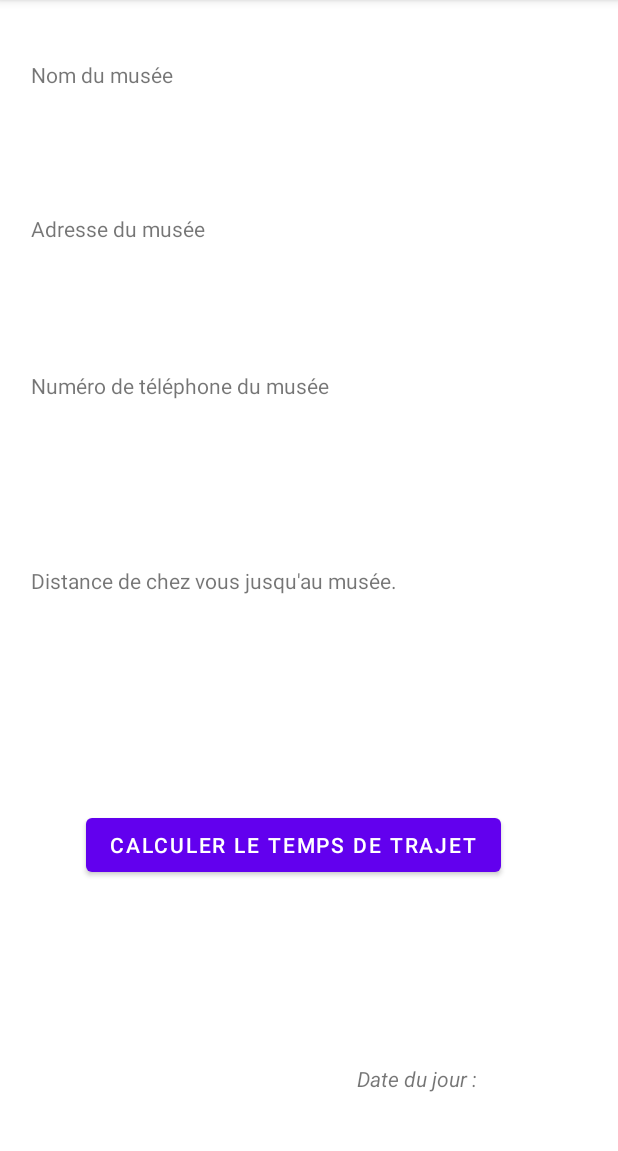
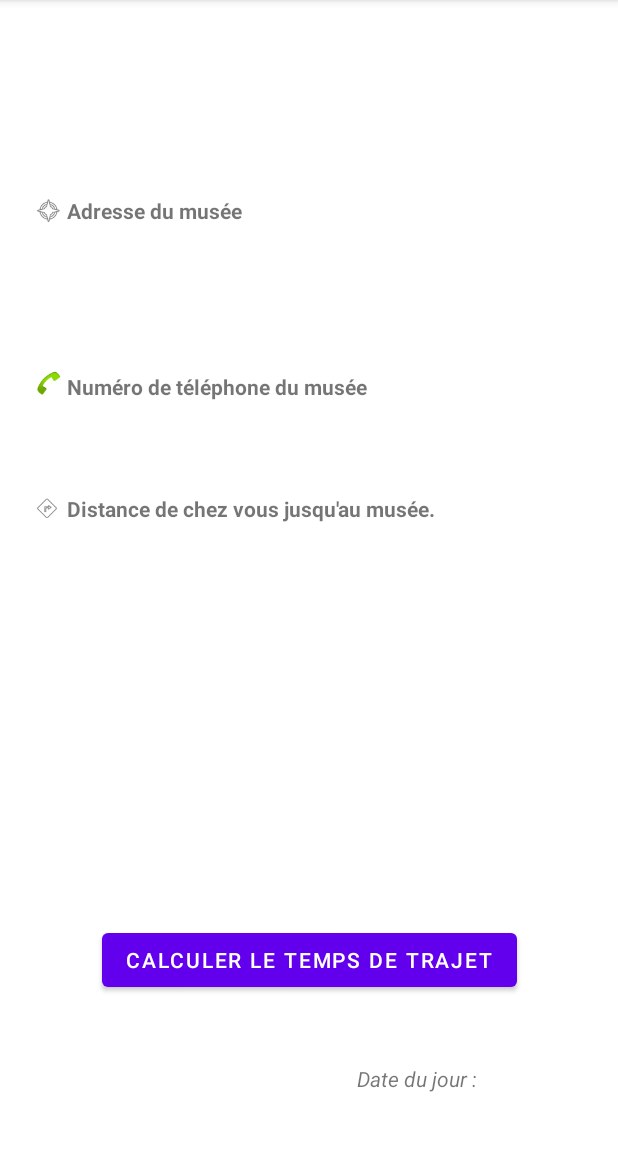
Before and after one commit to nag763/android-baley-labeye, an Android app: the MuseumReaderActivity screen opened directly, with no data from a screen before it, on a phone screen of 412 x 824 dp, the part 84-1235 px from its top. Run offline under Robolectric (Android 15) with nearby library versions, the phone set to English and light mode, and no system bars; our stand-ins replace Firebase (no records; nobody signed in at launch, a user with empty details on screens opened directly); libraries missing offline, so code that uses them is left out: com.squareup.okhttp; 1 statement that could not run was skipped.

Commit message:
End of MuseumReader activity

```diff
--- a/app/src/main/java/com/ticandroid/baley_labeye/activities/MuseumReaderActivity.java
+++ b/app/src/main/java/com/ticandroid/baley_labeye/activities/MuseumReaderActivity.java
@@ -1,6 +1,8 @@
 package com.ticandroid.baley_labeye.activities;
 
 import android.Manifest;
+import android.content.Context;
+import android.content.Intent;
 import android.content.pm.PackageManager;
 import android.content.res.Resources;
 import android.location.Location;
@@ -8,6 +10,7 @@ import android.location.LocationListener;
 import android.location.LocationManager;
 import android.os.Build;
 import android.os.Bundle;
+import android.text.SpannableString;
 import android.util.Log;
 import android.view.View;
 import android.widget.Button;
@@ -72,6 +75,8 @@ public class MuseumReaderActivity extends AppCompatActivity {
     private transient Button refreshButton;
     /** Museum bean fetched from remote firestore instance **/
     private transient MuseumBean museumBean;
+    /** Current context of the application **/
+    private transient Context context;
 
     /**
      *  Location listener used to get our user position
@@ -106,7 +111,7 @@ public class MuseumReaderActivity extends AppCompatActivity {
         } else {
             mLocationManager.requestLocationUpdates(LocationManager.GPS_PROVIDER, 1000, 1, mLocationListener);
             textToDisplay = res.getString(R.string.waiting_for_service);
-            refreshButton.setVisibility(View.GONE);
+            refreshButton.setVisibility(View.INVISIBLE);
         }
         ((TextView) findViewById(R.id.tvDistanceToMuseum)).setText(textToDisplay);
     }
@@ -117,6 +122,7 @@ public class MuseumReaderActivity extends AppCompatActivity {
         super.onCreate(savedInstanceState);
         setContentView(R.layout.activity_museum_display);
 
+        context = this.getApplication();
         res = getResources();
 
         // Fetching our document
@@ -131,7 +137,7 @@ public class MuseumReaderActivity extends AppCompatActivity {
                 bindView(museumBean);
                 // Starting our location manager
                 mLocationManager = (LocationManager) getSystemService(LOCATION_SERVICE);
-                refreshButton = findViewById(R.id.button);
+                refreshButton = findViewById(R.id.btnDestination);
                 refreshButton.setOnClickListener(click -> accessLocation());
             } else {
                 Toast.makeText(this, res.getString(R.string.document_is_null), Toast.LENGTH_LONG).show();
@@ -243,7 +249,14 @@ public class MuseumReaderActivity extends AppCompatActivity {
                         }
                     }
 
-                }runOnUiThread(() -> tvDistanceToMuseum.setText(displayedMessage));
+                }runOnUiThread(() -> {
+                    tvDistanceToMuseum.setText(displayedMessage);
+                    refreshButton.setText(res.getString(R.string.route_to_destination));
+                    refreshButton.setVisibility(View.VISIBLE);
+                    refreshButton.setOnClickListener(k -> startActivity(
+                            new Intent(context, MainActivity.class))
+                    );
+                });
             }
         });
     }
--- a/app/src/main/res/layout/activity_museum_display.xml
+++ b/app/src/main/res/layout/activity_museum_display.xml
@@ -3,7 +3,8 @@
     xmlns:app="http://schemas.android.com/apk/res-auto"
     xmlns:tools="http://schemas.android.com/tools"
     android:layout_width="match_parent"
-    android:layout_height="match_parent">
+    android:layout_height="match_parent"
+    android:layout_gravity="center">
 
     <androidx.constraintlayout.widget.Guideline
         android:id="@+id/x5"
@@ -43,35 +44,35 @@
         app:layout_constraintTop_toTopOf="parent" />
 
     <TextView
-        android:id="@+id/tvMuseumNameLbl"
-        android:layout_width="wrap_content"
-        android:layout_height="wrap_content"
-        android:text="@string/museum_name"
-        app:layout_constraintStart_toStartOf="@+id/y5"
-        app:layout_constraintTop_toTopOf="@+id/x5" />
-
-    <TextView
         android:id="@+id/tvMuseumName"
         android:layout_width="wrap_content"
         android:layout_height="wrap_content"
-        android:layout_marginTop="24dp"
+        android:layout_marginTop="26dp"
+        android:gravity="center"
+        android:textSize="18sp"
+        android:textStyle="bold"
+        app:layout_constraintEnd_toEndOf="parent"
         app:layout_constraintStart_toStartOf="@+id/y5"
-        app:layout_constraintTop_toBottomOf="@+id/tvMuseumNameLbl" />
+        app:layout_constraintTop_toTopOf="@+id/x5" />
 
     <TextView
         android:id="@+id/tvMuseumLocationLbl"
         android:layout_width="wrap_content"
         android:layout_height="wrap_content"
+        android:layout_marginStart="24dp"
         android:layout_marginTop="40dp"
         android:text="@string/museum_location"
+        android:textStyle="bold"
         app:layout_constraintStart_toStartOf="@+id/y5"
         app:layout_constraintTop_toBottomOf="@+id/tvMuseumName" />
 
     <TextView
         android:id="@+id/tvMuseumLocation"
-        android:layout_width="wrap_content"
-        android:layout_height="wrap_content"
-        android:layout_marginTop="33dp"
+        android:layout_width="256dp"
+        android:layout_height="54dp"
+        android:layout_marginTop="20dp"
+        android:gravity="center"
+        app:layout_constraintEnd_toStartOf="@+id/x95"
         app:layout_constraintStart_toStartOf="@+id/y5"
         app:layout_constraintTop_toBottomOf="@+id/tvMuseumLocationLbl" />
 
@@ -79,17 +80,21 @@
         android:id="@+id/tvMuseumPhoneLbl"
         android:layout_width="wrap_content"
         android:layout_height="wrap_content"
-        android:layout_marginTop="52dp"
+        android:layout_marginStart="24dp"
+        android:layout_marginTop="24dp"
         android:text="@string/museum_phone"
+        android:textStyle="bold"
         app:layout_constraintStart_toStartOf="@+id/y5"
-        app:layout_constraintTop_toTopOf="@+id/tvMuseumLocation" />
+        app:layout_constraintTop_toBottomOf="@+id/tvMuseumLocation" />
 
     <TextView
         android:id="@+id/tvMuseumPhone"
-        android:layout_width="wrap_content"
-        android:layout_height="wrap_content"
+        android:layout_width="256dp"
+        android:layout_height="18dp"
         android:layout_marginStart="4dp"
-        android:layout_marginTop="24dp"
+        android:layout_marginTop="20dp"
+        android:gravity="center"
+        app:layout_constraintEnd_toStartOf="@+id/x95"
         app:layout_constraintStart_toStartOf="@+id/y5"
         app:layout_constraintTop_toBottomOf="@+id/tvMuseumPhoneLbl" />
 
@@ -97,16 +102,20 @@
         android:id="@+id/tvDistanceToMuseumLbl"
         android:layout_width="wrap_content"
         android:layout_height="wrap_content"
-        android:layout_marginTop="67dp"
+        android:layout_marginStart="24dp"
+        android:layout_marginTop="24dp"
         android:text="@string/distance_to_museum"
+        android:textStyle="bold"
         app:layout_constraintStart_toStartOf="@+id/y5"
         app:layout_constraintTop_toBottomOf="@+id/tvMuseumPhone" />
 
     <TextView
         android:id="@+id/tvDistanceToMuseum"
-        android:layout_width="wrap_content"
-        android:layout_height="wrap_content"
-        android:layout_marginTop="70dp"
+        android:layout_width="370dp"
+        android:layout_height="107dp"
+        android:layout_marginTop="20dp"
+        app:layout_constraintEnd_toStartOf="@+id/x95"
+        app:layout_constraintHorizontal_bias="0.428"
         app:layout_constraintStart_toStartOf="@+id/y5"
         app:layout_constraintTop_toBottomOf="@+id/tvDistanceToMuseumLbl" />
 
@@ -120,14 +129,52 @@
         app:layout_constraintEnd_toStartOf="@+id/x95" />
 
     <Button
-        android:id="@+id/button"
+        android:id="@+id/btnDestination"
         android:layout_width="wrap_content"
         android:layout_height="wrap_content"
         android:text="@string/access_my_location"
         android:visibility="visible"
         app:layout_constraintBottom_toTopOf="@+id/y95"
         app:layout_constraintEnd_toStartOf="@+id/x95"
-        app:layout_constraintStart_toStartOf="parent"
-        app:layout_constraintTop_toBottomOf="@+id/tvDistanceToMuseumLbl" />
+        app:layout_constraintStart_toStartOf="@+id/y5"
+        app:layout_constraintTop_toBottomOf="@+id/tvDistanceToMuseumLbl"
+        app:layout_constraintVertical_bias="0.803" />
+
+    <ImageView
+        android:id="@+id/imageView"
+        android:layout_width="21dp"
+        android:layout_height="19dp"
+        android:layout_marginTop="24dp"
+        android:layout_marginEnd="2dp"
+        android:contentDescription="@string/simple_logo"
+        app:layout_constraintEnd_toStartOf="@+id/tvDistanceToMuseumLbl"
+        app:layout_constraintHorizontal_bias="0.0"
+        app:layout_constraintStart_toStartOf="@+id/y5"
+        app:layout_constraintTop_toBottomOf="@+id/tvMuseumPhone"
+        app:srcCompat="@android:drawable/ic_menu_directions" />
+
+    <ImageView
+        android:id="@+id/imageView4"
+        android:layout_width="23dp"
+        android:layout_height="19dp"
+        android:layout_marginTop="40dp"
+        android:contentDescription="@string/simple_logo"
+        app:layout_constraintEnd_toStartOf="@+id/tvMuseumLocationLbl"
+        app:layout_constraintHorizontal_bias="0.0"
+        app:layout_constraintStart_toStartOf="@+id/y5"
+        app:layout_constraintTop_toBottomOf="@+id/tvMuseumName"
+        app:srcCompat="@android:drawable/ic_menu_compass" />
+
+    <ImageView
+        android:id="@+id/imageView6"
+        android:layout_width="20dp"
+        android:layout_height="19dp"
+        android:layout_marginTop="76dp"
+        android:contentDescription="@string/simple_logo"
+        app:layout_constraintEnd_toStartOf="@+id/tvMuseumPhoneLbl"
+        app:layout_constraintHorizontal_bias="0.25"
+        app:layout_constraintStart_toStartOf="@+id/y5"
+        app:layout_constraintTop_toTopOf="@+id/tvMuseumLocation"
+        app:srcCompat="@android:drawable/sym_action_call" />
 
 </androidx.constraintlayout.widget.ConstraintLayout>
--- a/app/src/main/res/values/strings.xml
+++ b/app/src/main/res/values/strings.xml
@@ -9,7 +9,8 @@
     <string name="current_datetime">Date du jour : </string>
     <string name="access_my_location">Calculer le temps de trajet</string>
     <string name="waiting_for_service">En attente du service distant …</string>
-
+    <string name="route_to_destination">Itinéraire jusqu\'à la destination</string>
+    <string name="simple_logo">Simple logo</string>
 
     <!-- Errors -->
     <string name="nothing_fetched">Aucun résultat.</string>
```
